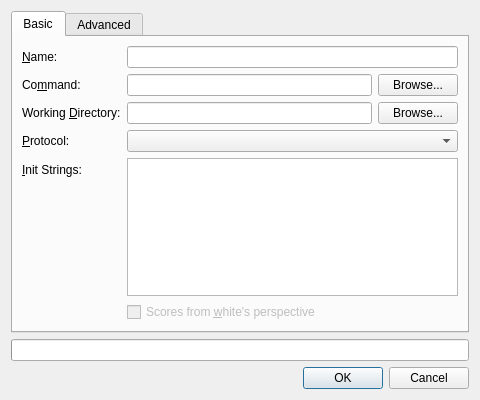
First picture: the form in projects/gui/ui/engineconfigdlg.ui, repository cutechess/cutechess, before the edit.
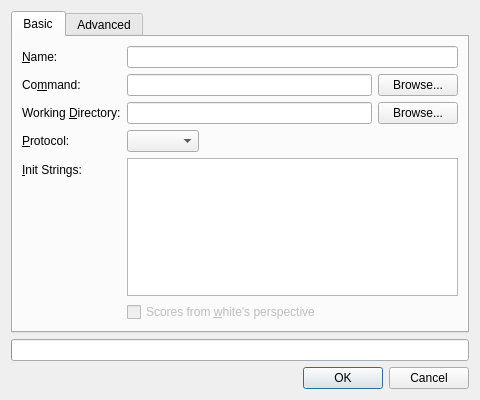
Second picture: the form after the edit.

Commit message: use ExpandingFieldsGrowthPolicy in EngineConfigDialog

```diff
--- a/projects/gui/ui/engineconfigdlg.ui
+++ b/projects/gui/ui/engineconfigdlg.ui
@@ -21,6 +21,9 @@
        <string>Basic</string>
       </attribute>
       <layout class="QFormLayout" name="formLayout">
+       <property name="fieldGrowthPolicy">
+        <enum>QFormLayout::ExpandingFieldsGrow</enum>
+       </property>
        <item row="0" column="0">
         <widget class="QLabel" name="label">
          <property name="text">
```
